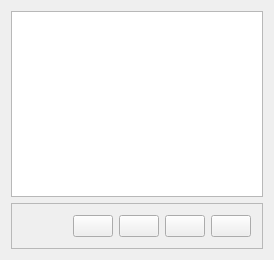
First picture: the form in src/app/widgets/PresetsWidget/presetswidget.ui, repository m-riley04/ModularSensorSystem, before the edit.
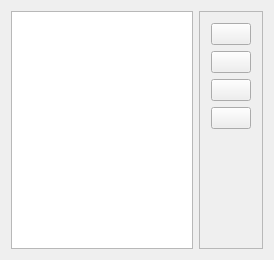
Second picture: the form after the edit. Icons and pictures are not drawn.

Commit message: move controls for each action out for the main window to control. hide individual controls for now

```diff
--- a/src/app/widgets/PresetsWidget/presetswidget.ui
+++ b/src/app/widgets/PresetsWidget/presetswidget.ui
@@ -13,45 +13,22 @@
   <property name="windowTitle">
    <string>PresetsWidget</string>
   </property>
-  <layout class="QGridLayout" name="gridLayout">
-   <item row="0" column="0">
+  <layout class="QHBoxLayout" name="horizontalLayout_2">
+   <item>
     <widget class="QListWidget" name="listPresets"/>
    </item>
-   <item row="1" column="0">
-    <widget class="QFrame" name="frame">
+   <item>
+    <widget class="QFrame" name="frameControls">
+     <property name="layoutDirection">
+      <enum>Qt::LayoutDirection::LeftToRight</enum>
+     </property>
      <property name="frameShape">
       <enum>QFrame::Shape::StyledPanel</enum>
      </property>
      <property name="frameShadow">
       <enum>QFrame::Shadow::Raised</enum>
      </property>
-     <layout class="QHBoxLayout" name="horizontalLayout">
-      <item>
-       <spacer name="horizontalSpacer">
-        <property name="orientation">
-         <enum>Qt::Orientation::Horizontal</enum>
-        </property>
-        <property name="sizeHint" stdset="0">
-         <size>
-          <width>40</width>
-          <height>20</height>
-         </size>
-        </property>
-       </spacer>
-      </item>
-      <item>
-       <widget class="QPushButton" name="buttonRefresh">
-        <property name="toolTip">
-         <string>Refreshes the presets list</string>
-        </property>
-        <property name="text">
-         <string/>
-        </property>
-        <property name="icon">
-         <iconset theme="QIcon::ThemeIcon::ViewRefresh"/>
-        </property>
-       </widget>
-      </item>
+     <layout class="QVBoxLayout" name="verticalLayout">
       <item>
        <widget class="QPushButton" name="buttonSave">
         <property name="toolTip">
@@ -91,6 +68,32 @@
         </property>
        </widget>
       </item>
+      <item>
+       <widget class="QPushButton" name="buttonRefresh">
+        <property name="toolTip">
+         <string>Refreshes the presets list</string>
+        </property>
+        <property name="text">
+         <string/>
+        </property>
+        <property name="icon">
+         <iconset theme="QIcon::ThemeIcon::ViewRefresh"/>
+        </property>
+       </widget>
+      </item>
+      <item>
+       <spacer name="verticalSpacer">
+        <property name="orientation">
+         <enum>Qt::Orientation::Vertical</enum>
+        </property>
+        <property name="sizeHint" stdset="0">
+         <size>
+          <width>20</width>
+          <height>40</height>
+         </size>
+        </property>
+       </spacer>
+      </item>
      </layout>
     </widget>
    </item>
```
Left out of the diff: 2 changed lines with no effect on the pictures. The commit also changes 8 other files.
